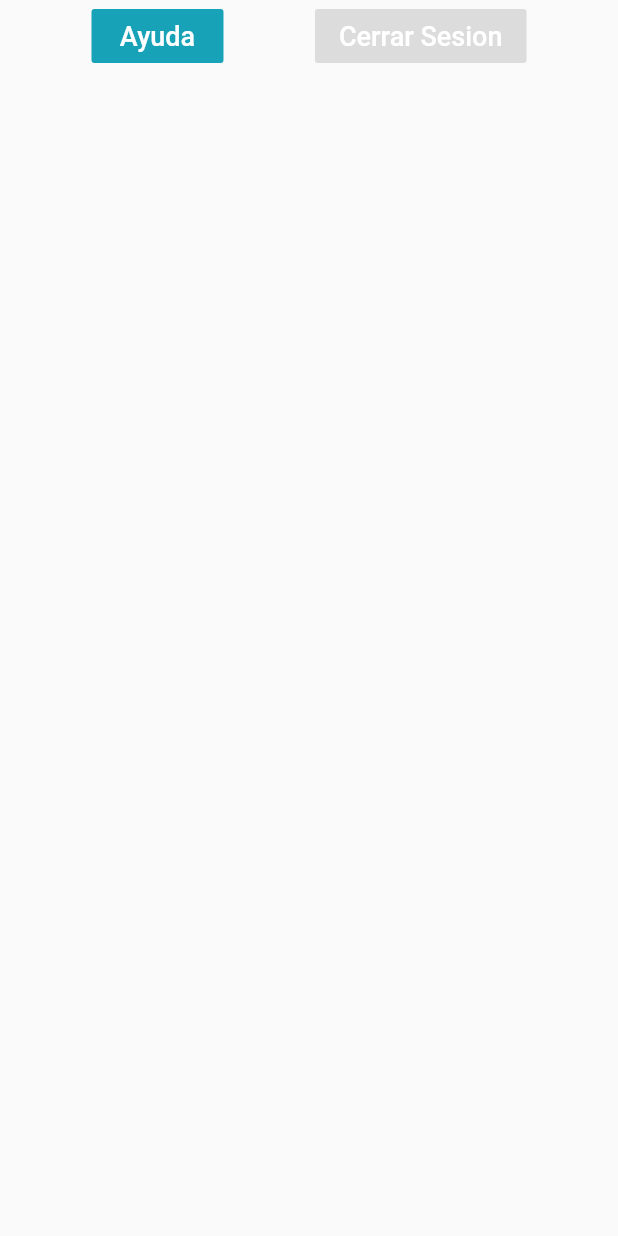
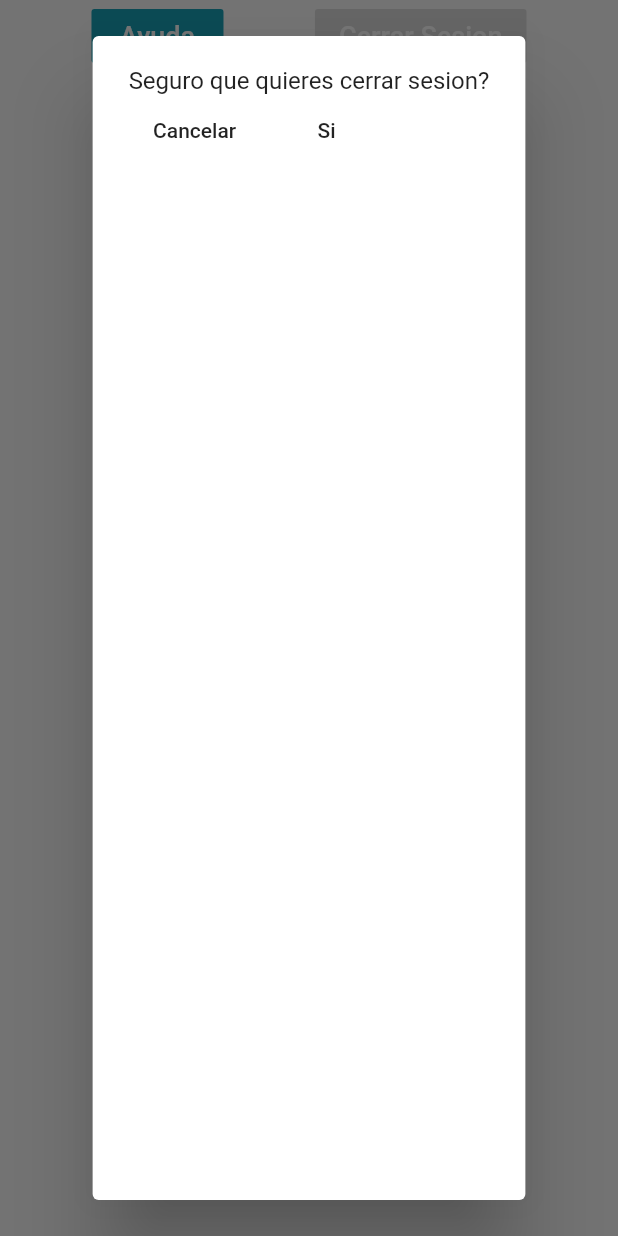
Before and after one commit to santiagoBaro/eLearning, a Flutter app: the MsterFooter widget shown alone on an empty page, opened directly, after a tap on "Cerrar Sesion", on a phone screen of 412 x 824 dp. Run offline on Flutter 3.47's test engine with Material 2 defaults, Android fonts, the phone set to English and light mode, and no system bars; our stand-ins replace shared_preferences, table_calendar; missing offline and left inert: country_pickers, encrypt, gooey_carousel; accounts and stored records are empty; network calls fail; Roboto replaces fonts that are missing (AvenirNextLTPro).

```diff
--- a/lib/base_app/app_builder.dart
+++ b/lib/base_app/app_builder.dart
@@ -98,7 +98,7 @@
   Widget build(BuildContext context) {
     return LayoutBuilder(
         builder: (BuildContext context, BoxConstraints constraints) {
-      if (constraints.maxWidth >= 800.0) {
+      if (constraints.maxWidth >= 900.0) {
         //* IF THE SCREENS WIDTH IS LARGER THAN 600
         return DesktopLandingPage();
       } else {
--- a/lib/base_app/master_drawer.dart
+++ b/lib/base_app/master_drawer.dart
@@ -208,13 +208,13 @@
           'assets/images/background_mountains.jpg',
           width: 300,
           height: 250,
-          fit: BoxFit.fitWidth,
+          fit: BoxFit.cover,
         ),
         Positioned(
           bottom: 60,
           child: Padding(
             padding: const EdgeInsets.symmetric(
-              horizontal: 5.0,
+              horizontal: 8.0,
             ),
             child: Row(
               children: [
@@ -230,6 +230,8 @@
                       padding: const EdgeInsets.all(8.0),
                       child: Text(
                         'Nombre Usuario',
+                        maxLines: 2,
+                        overflow: TextOverflow.fade,
                         style: TextStyle(
                           color: Colors.white,
                           fontSize: 25,
@@ -288,6 +290,7 @@
           color: myAppTheme['InfoColor'],
           onPressed: () {},
           child: Text(
+            //* HELP BUTTONF
             'Ayuda',
             style: TextStyle(
               color: Colors.white,
@@ -296,8 +299,34 @@
           ),
         ),
         FlatButton(
+          //* LOG-OUT BUTTON
           color: Colors.black12,
-          onPressed: () {},
+          onPressed: () {
+            //* LOG-OUT  BUTTON PRESSED POP-UP
+            showDialog(
+                context: context,
+                builder: (BuildContext context) {
+                  return AlertDialog(
+                    content: Column(
+                      children: [
+                        Text('Seguro que quieres cerrar sesion?'),
+                        Row(
+                          children: [
+                            FlatButton(
+                              onPressed: () {},
+                              child: Text('Cancelar'),
+                            ),
+                            FlatButton(
+                              onPressed: () {},
+                              child: Text('Si'),
+                            ),
+                          ],
+                        ),
+                      ],
+                    ),
+                  );
+                });
+          },
           child: Text(
             'Cerrar Sesion',
             style: TextStyle(
--- a/lib/base_app/tabbed_login_page.dart
+++ b/lib/base_app/tabbed_login_page.dart
@@ -286,7 +286,7 @@
                       child: CountryPickerDropdown(
                         underline: Container(
                           height: 2,
-                          color: Colors.red,
+                          color: Colors.blueGrey,
                         ),
                         onTap: () =>
                             FocusScope.of(context).requestFocus(FocusNode()),
```
